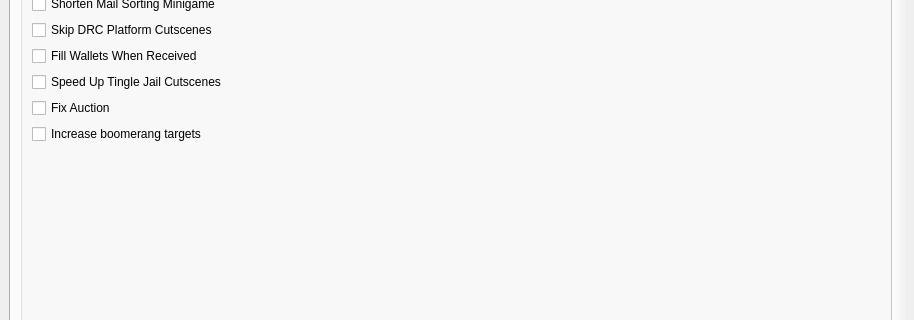
sizival/wwrando, file wwr_ui/randomizer_window.ui: the form before one commit; both pictures show x 0 to 914 and y 263 to 583 of the 914 by 800 pixel window.
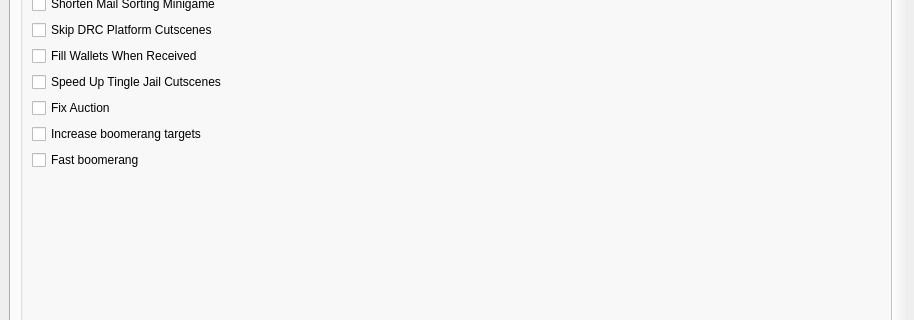
The form after the commit. The open tabs and pages were chosen to show the change. Custom widgets are drawn as their Qt base class.

Commit message: magical boomerang

Diff of the .ui file:
```diff
--- a/wwr_ui/randomizer_window.ui
+++ b/wwr_ui/randomizer_window.ui
@@ -1353,6 +1353,13 @@
                  </property>
                 </widget>
                </item>
+               <item>
+                <widget class="QCheckBox" name="fast_boomerang">
+                 <property name="text">
+                  <string>Fast boomerang</string>
+                 </property>
+                </widget>
+               </item>
                <item>
                 <spacer name="verticalSpacer_qol">
                  <property name="orientation">
```
The commit also changes 15 other files.
